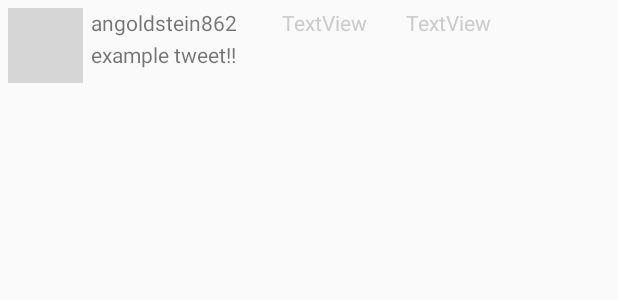
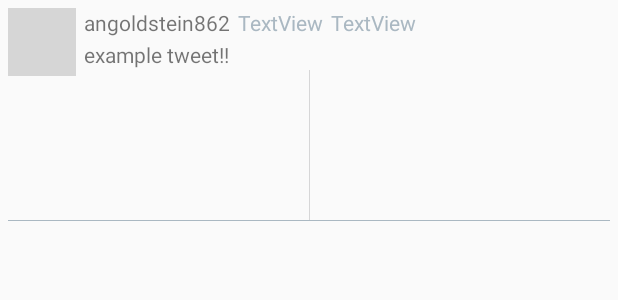
Before and after one commit to arianagoldstein/Twitter, an Android app: the layout item_tweet.xml on its own in the app's theme, with its tools: preview values and no code run, on a phone screen of 412 x 824 dp. Shown: the top 300 px of the screen. Run offline under Robolectric (Android 15) with nearby library versions, the phone set to English and light mode, and no system bars; grey boxes are pictures that could not be loaded.

```diff
--- a/app/src/main/java/com/codepath/apps/restclienttemplate/TweetsAdapter.java
+++ b/app/src/main/java/com/codepath/apps/restclienttemplate/TweetsAdapter.java
@@ -81,7 +81,7 @@ public class TweetsAdapter extends RecyclerView.Adapter<TweetsAdapter.ViewHolder
             // updating the elements with this Tweet's information
             tvBody.setText(tweet.body);
             tvName.setText(tweet.user.name);
-            tvScreenName.setText("@" + tweet.user.screenName);
+            tvScreenName.setText("@" + tweet.user.screenName + " \u2022");
 
             // displaying the profile image using Glide
             Glide.with(context)
--- a/app/src/main/res/layout/item_tweet.xml
+++ b/app/src/main/res/layout/item_tweet.xml
@@ -8,10 +8,8 @@
 
     <ImageView
         android:id="@+id/ivProfileImage"
-        android:layout_width="50dp"
-        android:layout_height="50dp"
-        android:layout_marginStart="0dp"
-        android:layout_marginTop="0dp"
+        android:layout_width="45dp"
+        android:layout_height="45dp"
         tools:srcCompat="@tools:sample/avatars" />
 
     <TextView
@@ -39,22 +37,22 @@
 
     <ImageView
         android:id="@+id/ivTweetImg"
-        android:layout_width="100dp"
+        android:layout_width="wrap_content"
         android:layout_height="100dp"
+        android:visibility="visible"
         app:layout_constraintBottom_toBottomOf="parent"
         app:layout_constraintEnd_toEndOf="parent"
         app:layout_constraintStart_toStartOf="parent"
         app:layout_constraintTop_toBottomOf="@+id/tvBody"
-        tools:srcCompat="@tools:sample/avatars"
-        android:visibility="gone"/>
+        tools:srcCompat="@tools:sample/avatars" />
 
     <TextView
         android:id="@+id/tvCreatedAt"
         android:layout_width="wrap_content"
         android:layout_height="wrap_content"
-        android:layout_marginStart="26dp"
+        android:layout_marginStart="5dp"
         android:text="TextView"
-        android:textColor="#CCCCCC"
+        android:textColor="@color/medium_gray"
         android:textSize="14sp"
         app:layout_constraintStart_toEndOf="@+id/tvScreenName"
         tools:layout_editor_absoluteY="0dp" />
@@ -63,11 +61,21 @@
         android:id="@+id/tvScreenName"
         android:layout_width="wrap_content"
         android:layout_height="wrap_content"
-        android:layout_marginStart="30dp"
+        android:layout_marginStart="5dp"
         android:text="TextView"
-        android:textColor="#CCCCCC"
+        android:textColor="@color/medium_gray"
         app:layout_constraintEnd_toStartOf="@+id/tvCreatedAt"
         app:layout_constraintHorizontal_bias="0.582"
         app:layout_constraintStart_toEndOf="@+id/tvName"
         tools:layout_editor_absoluteY="0dp" />
+
+    <View
+        android:id="@+id/horizontalLine"
+        android:layout_width="0dp"
+        android:layout_height="0.5dp"
+        android:background="@color/medium_gray"
+        app:layout_constraintEnd_toEndOf="parent"
+        app:layout_constraintStart_toStartOf="parent"
+        app:layout_constraintTop_toBottomOf="@+id/ivTweetImg" />
+
 </androidx.constraintlayout.widget.ConstraintLayout>
```
Also changed, not shown: 1 other file.
